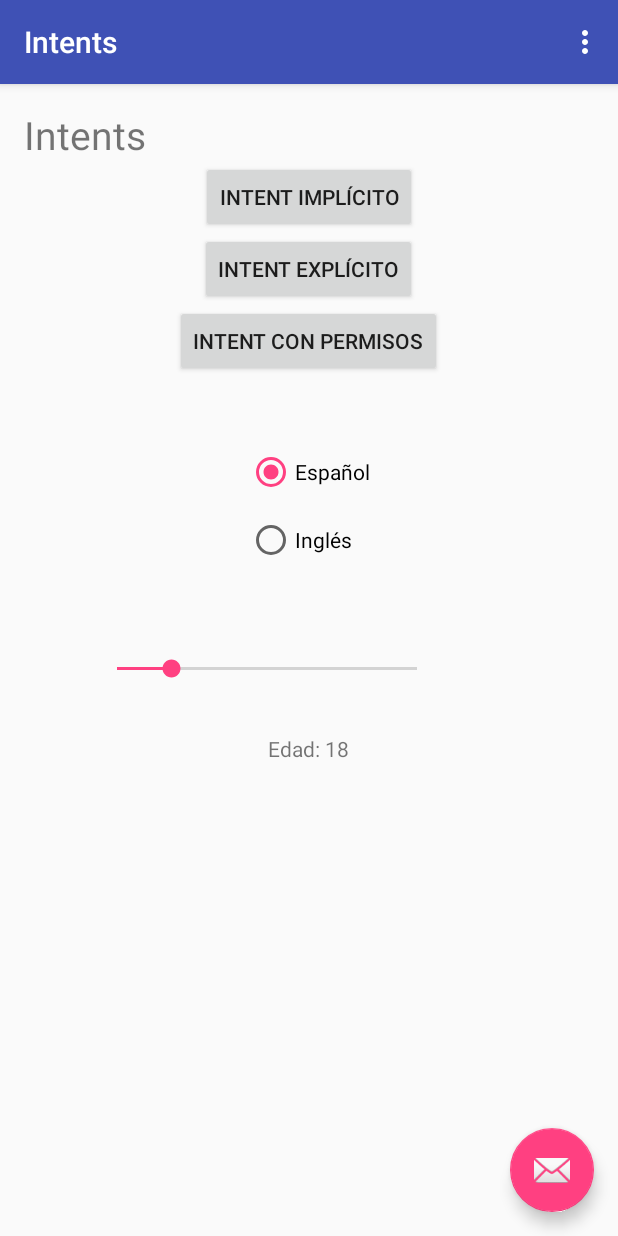
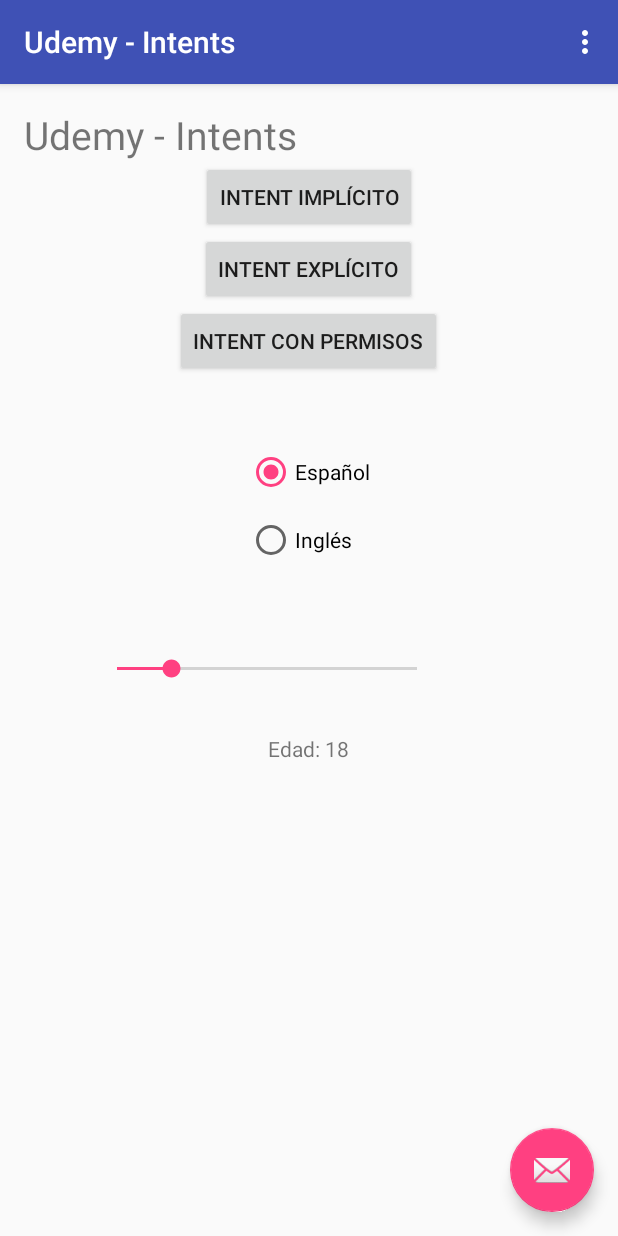
Before and after one commit to miickeyreyez/udemy-android, an Android app: the screen it shows after launch (MainActivity), on a phone screen of 412 x 824 dp. Run offline under Robolectric (Android 15) with nearby library versions, the phone set to English and light mode, and no system bars.

Commit message:
Se estandariza el nombre de la aplicación

```diff
--- a/LearningAndroid/app/src/main/res/values/strings.xml
+++ b/LearningAndroid/app/src/main/res/values/strings.xml
@@ -1,5 +1,5 @@
 <resources>
-    <string name="app_name">Intents</string>
+    <string name="app_name">Udemy - Intents</string>
     <string name="action_settings">Settings</string>
     <string name="permissionsButton">Intent con permisos</string>
     <string name="intentImplicito">Intent implícito</string>
```
